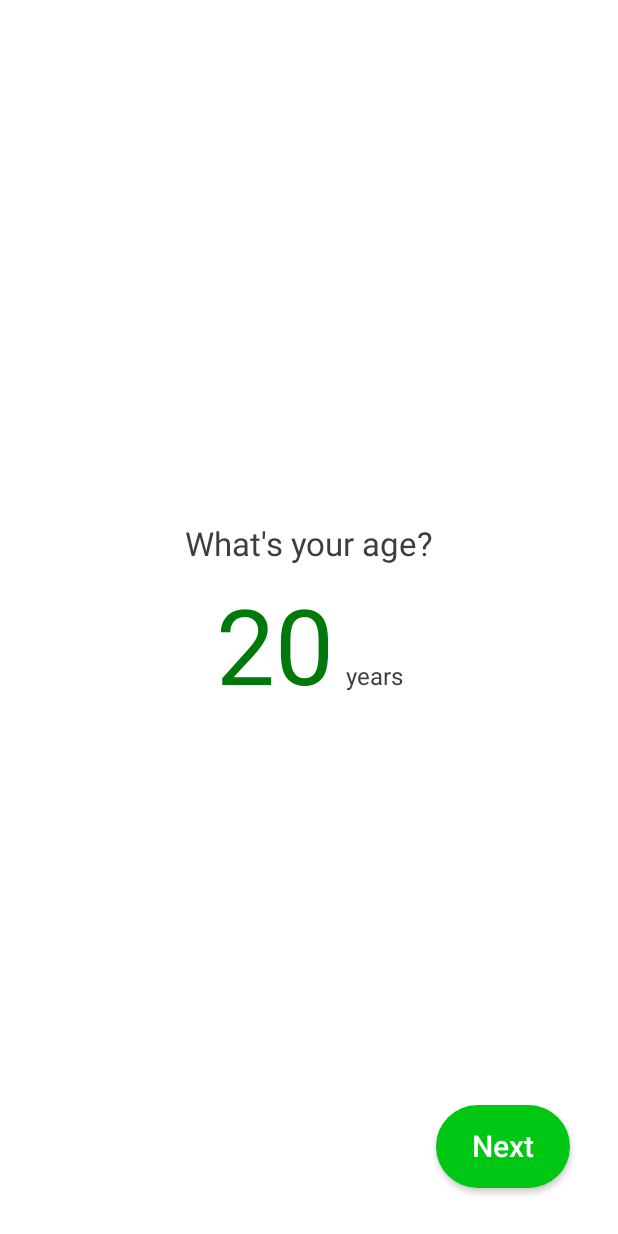
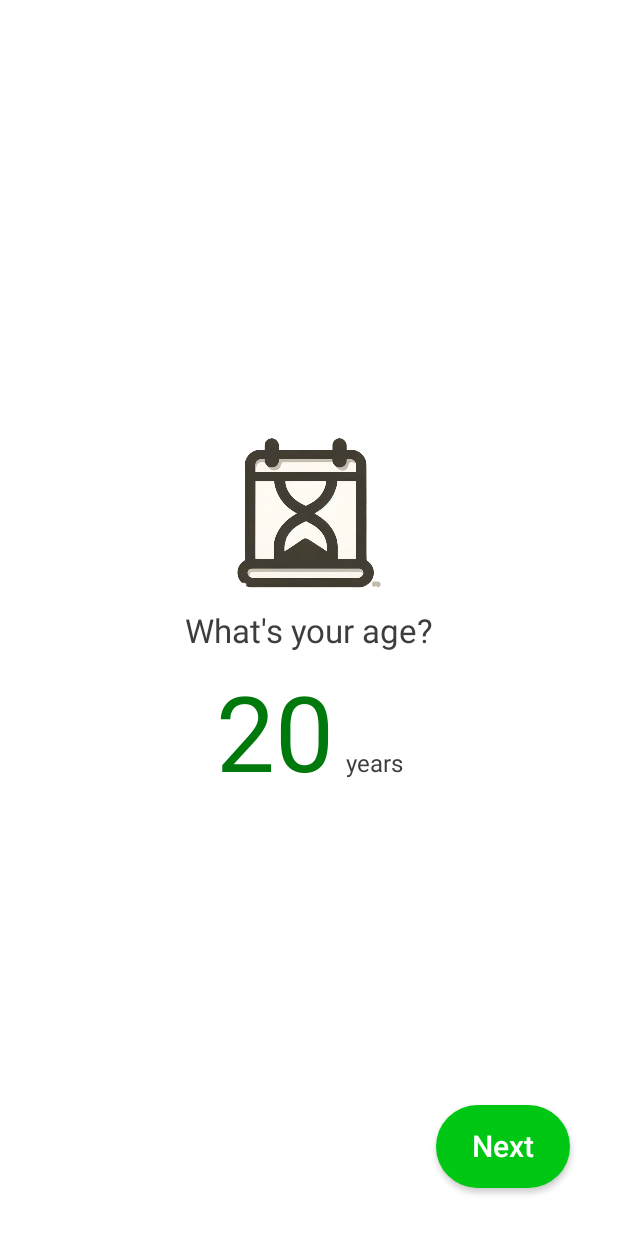
Before and after one commit to AAyar94/CaloryTracker, an Android app built with Jetpack Compose: the AgeScreen screen opened through its navigation route, on a phone screen of 412 x 824 dp. Run offline under Robolectric (Android 15) with nearby library versions, the light colour scheme and no system bars; our stand-ins replace Dagger/Hilt's generated code.

Commit message:
add drawable age screen

```diff
--- a/onboarding/onboarding_presentation/src/main/java/com/aayar94/onboard_presentation/age/AgeScreen.kt
+++ b/onboarding/onboarding_presentation/src/main/java/com/aayar94/onboard_presentation/age/AgeScreen.kt
@@ -1,5 +1,6 @@
 package com.aayar94.onboard_presentation.age
 
+import androidx.compose.foundation.Image
 import androidx.compose.foundation.layout.Arrangement
 import androidx.compose.foundation.layout.Box
 import androidx.compose.foundation.layout.Column
@@ -7,6 +8,7 @@ import androidx.compose.foundation.layout.Spacer
 import androidx.compose.foundation.layout.fillMaxSize
 import androidx.compose.foundation.layout.height
 import androidx.compose.foundation.layout.padding
+import androidx.compose.foundation.layout.size
 import androidx.compose.material.MaterialTheme
 import androidx.compose.material.ScaffoldState
 import androidx.compose.material.Text
@@ -14,8 +16,12 @@ import androidx.compose.runtime.Composable
 import androidx.compose.runtime.LaunchedEffect
 import androidx.compose.ui.Alignment
 import androidx.compose.ui.Modifier
+import androidx.compose.ui.graphics.ColorFilter
+import androidx.compose.ui.layout.ContentScale
 import androidx.compose.ui.platform.LocalContext
+import androidx.compose.ui.res.painterResource
 import androidx.compose.ui.res.stringResource
+import androidx.compose.ui.unit.dp
 import androidx.hilt.navigation.compose.hiltViewModel
 import com.aaayar94.core.util.UiEvent
 import com.aayar94.core.R
@@ -55,6 +61,13 @@ fun AgeScreen(
             verticalArrangement = Arrangement.Center,
             horizontalAlignment = Alignment.CenterHorizontally
         ) {
+            Image(
+                painter = painterResource(id = com.aayar94.core.R.drawable.ic_age),
+                modifier = Modifier.size(100.dp),
+                contentScale = ContentScale.Fit,
+                contentDescription = null
+            )
+            Spacer(modifier = Modifier.height(spacing.spaceMedium))
             Text(
                 text = stringResource(id = R.string.whats_your_age),
                 style = MaterialTheme.typography.h3
```
